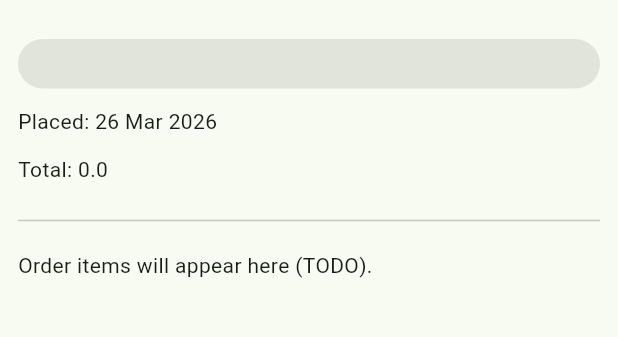
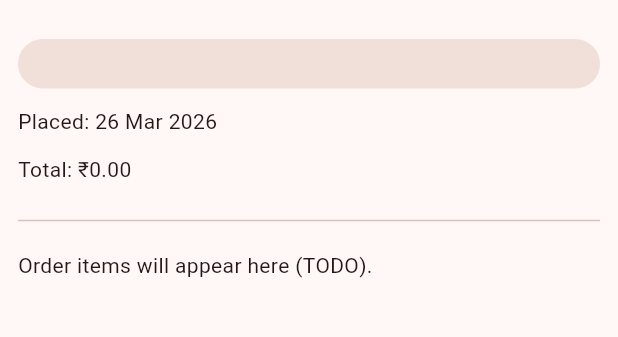
Before and after one commit to yas23-code/preodrer-app-final, a Flutter app: the OrderDetailScreen screen opened directly with empty values, on a phone screen of 412 x 824 dp, the part 63-400 px from its top. Run offline on Flutter 3.47's test engine with Material 3 defaults, Android fonts, the phone set to English and light mode, and no system bars; our stand-ins replace firebase_core, firebase_messaging, flutter_dotenv, flutter_local_notifications, flutter_riverpod, freezed_annotation and 4 more; accounts and stored records are empty.

```diff
--- a/analysis_options.yaml
+++ b/analysis_options.yaml
@@ -9,6 +9,9 @@
 # packages, and plugins designed to encourage good coding practices.
 include: package:flutter_lints/flutter.yaml
 
+analyzer:
+  errors:
+    invalid_annotation_target: ignore
 linter:
   # The lint rules applied to this project can be customized in the
   # section below to disable rules from the `package:flutter_lints/flutter.yaml`
--- a/lib/features/orders/models/order.dart
+++ b/lib/features/orders/models/order.dart
@@ -7,13 +7,14 @@ part 'order.g.dart';
 abstract class Order with _$Order {
   const factory Order({
     required String id,
-    required String userId,
+    @JsonKey(name: 'student_id') required String studentId,
+    @JsonKey(name: 'canteen_id') String? canteenId,
     required String status,
-    @Default(0) double totalAmount,
-    @Default('INR') String currency,
-    DateTime? createdAt,
-
-    // TODO: extend this model with order items/line details as needed.
+    @JsonKey(name: 'total_amount') @Default(0.0) double totalAmount,
+    @JsonKey(name: 'payment_status') String? paymentStatus,
+    @JsonKey(name: 'cashfree_order_id') String? cashfreeOrderId,
+    @JsonKey(name: 'created_at') DateTime? createdAt,
+    @JsonKey(name: 'scheduled_time') DateTime? scheduledTime,
   }) = _Order;
 
   factory Order.fromJson(Map<String, dynamic> json) => _$OrderFromJson(json);
--- a/lib/features/orders/screens/order_detail_screen.dart
+++ b/lib/features/orders/screens/order_detail_screen.dart
@@ -46,7 +46,7 @@ class OrderDetailScreen extends ConsumerWidget {
                 'Placed: ${order.createdAt == null ? '—' : formatDate(order.createdAt!)}',
               ),
               const SizedBox(height: 12),
-              Text('Total: ${order.totalAmount} ${order.currency}'),
+              Text('Total: ₹${order.totalAmount.toStringAsFixed(2)}'),
               const SizedBox(height: 16),
               const Divider(),
               const SizedBox(height: 12),
--- a/lib/shared/widgets/food_item_card.dart
+++ b/lib/shared/widgets/food_item_card.dart
@@ -21,9 +21,9 @@ class FoodItemCard extends ConsumerWidget {
   Widget build(BuildContext context, WidgetRef ref) {
     final supabase = ref.watch(supabaseClientProvider);
 
-    final imageUrl = item.imagePath == null
+    final imageUrl = item.imageUrl == null
         ? null
-        : supabase.storage.from(kFoodImagesBucketName).getPublicUrl(item.imagePath!);
+        : supabase.storage.from(kFoodImagesBucketName).getPublicUrl(item.imageUrl!);
 
     return Card(
       child: Padding(
```
Also changed, not shown: lib/core/constants.dart (+9 -4 lines), lib/core/theme.dart (+8 -6 lines), lib/features/canteen/models/canteen.dart (added, +18 -0 lines), lib/features/canteen/providers/canteen_provider.dart (added, +18 -0 lines), lib/features/menu/models/menu_item.dart (+4 -4 lines), lib/features/menu/providers/menu_provider.dart (+15 -7 lines), lib/features/canteen/models/canteen.freezed.dart (added), lib/features/canteen/models/canteen.g.dart (added), lib/features/menu/models/menu_item.freezed.dart, lib/features/menu/models/menu_item.g.dart, lib/features/orders/models/order.freezed.dart, lib/features/orders/models/order.g.dart, 11 other files.
